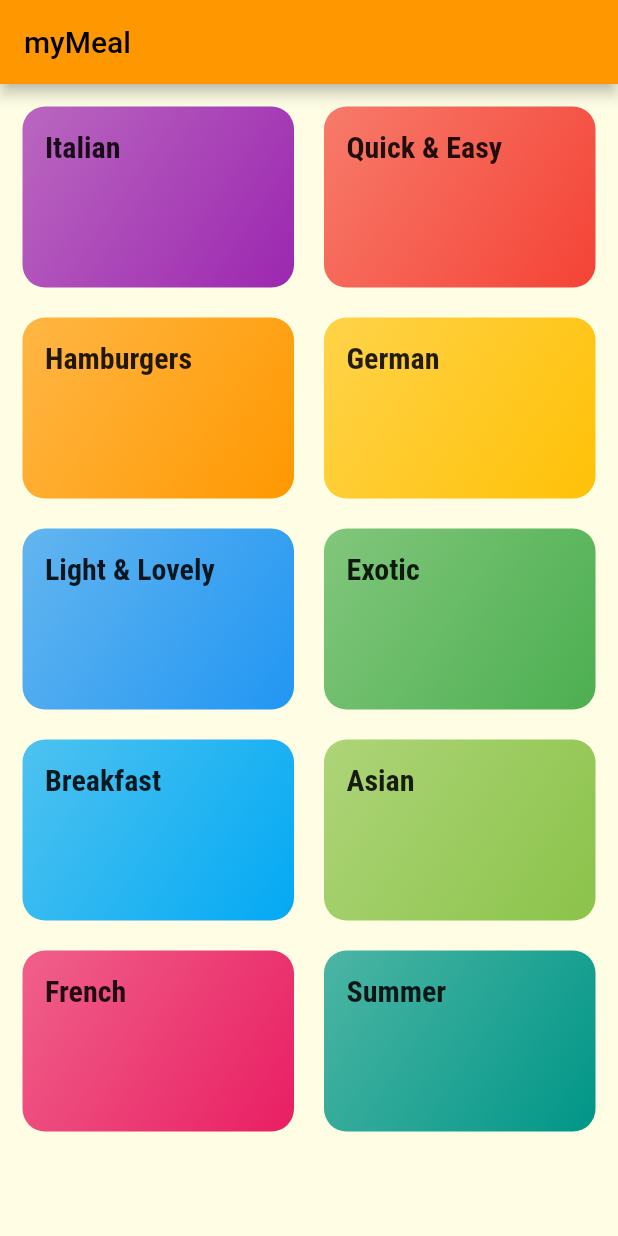
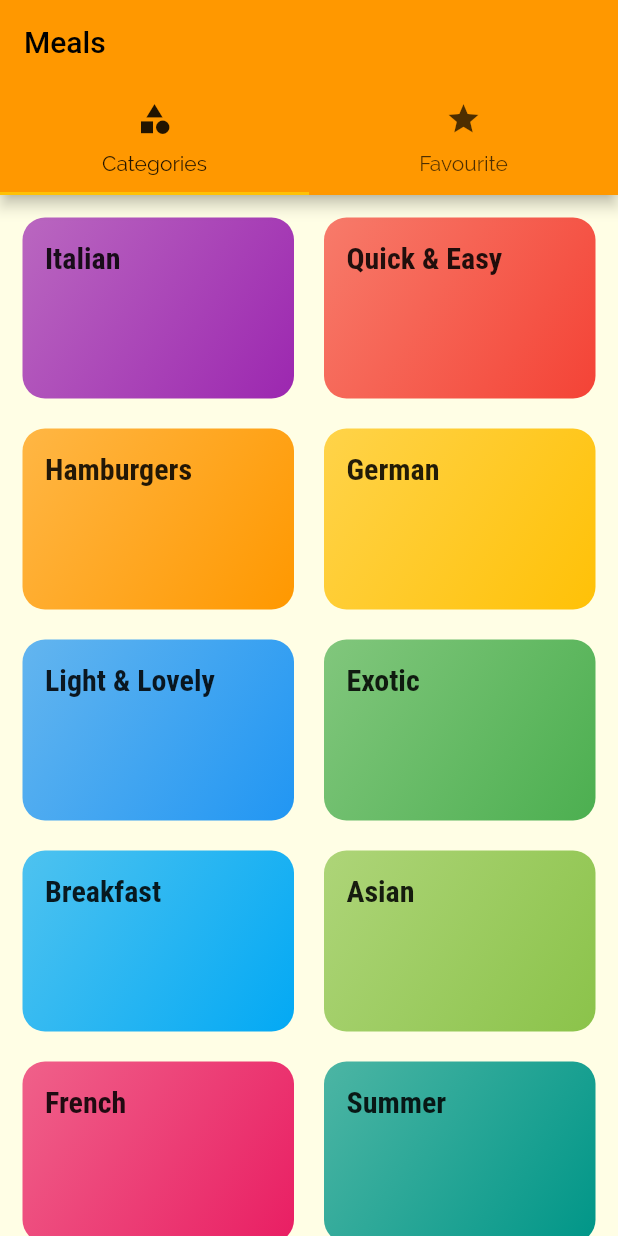
Before and after one commit to Charizard17/meal_app, a Flutter app: the screen it shows after launch, on a phone screen of 412 x 824 dp. Run offline on Flutter 3.47's test engine with Material 2 defaults, Android fonts, the phone set to English and light mode, and no system bars.

Commit message:
tabs_screen and favourites_screen files created. tab bar created. change default page to tabs_screen

```diff
--- a/lib/main.dart
+++ b/lib/main.dart
@@ -1,8 +1,9 @@
 import 'package:flutter/material.dart';
 
-import 'screens/meal_detail_screen.dart';
-import 'screens/category_meals_screen.dart';
-import 'screens/categories_screen.dart';
+import './screens/tabs_screen.dart';
+import './screens/meal_detail_screen.dart';
+import './screens/category_meals_screen.dart';
+import './screens/categories_screen.dart';
 
 void main() => runApp(MyApp());
 
@@ -33,7 +34,7 @@ class MyApp extends StatelessWidget {
       // home: CategoriesScreen(),
       initialRoute: '/', // default is '/'
       routes: {
-        '/': (ctx) => CategoriesScreen(),
+        '/': (ctx) => TabsScreen(),
         CategoryMealsScreen.routeName: (ctx) => CategoryMealsScreen(),
         MealDetailScreen.routeName: (ctx) => MealDetailScreen(),
       },
--- a/lib/screens/categories_screen.dart
+++ b/lib/screens/categories_screen.dart
@@ -6,11 +6,7 @@ import '../widget/category_item.dart';
 class CategoriesScreen extends StatelessWidget {
   @override
   Widget build(BuildContext context) {
-    return Scaffold(
-      appBar: AppBar(
-        title: const Text('myMeal'),
-      ),
-      body: GridView(
+    return GridView(
       padding: const EdgeInsets.all(15),
       children: DUMMY_CATEGORIES
           .map((catData) => CategoryItem(
@@ -25,7 +21,6 @@ class CategoriesScreen extends StatelessWidget {
         crossAxisSpacing: 20,
         mainAxisSpacing: 20,
       ),
-      ),
     );
   }
 }
--- /dev/null
+++ b/lib/screens/favourites_screen.dart
@@ -0,0 +1,10 @@
+import 'package:flutter/material.dart';
+
+class FavouritesScreen extends StatelessWidget {
+  @override
+  Widget build(BuildContext context) {
+    return Center(
+      child: Text('favourites'),
+    );
+  }
+}
--- /dev/null
+++ b/lib/screens/tabs_screen.dart
@@ -0,0 +1,43 @@
+import 'package:flutter/material.dart';
+
+import './categories_screen.dart';
+import './favourites_screen.dart';
+
+class TabsScreen extends StatefulWidget {
+  const TabsScreen({Key key}) : super(key: key);
+
+  @override
+  _TabsScreenState createState() => _TabsScreenState();
+}
+
+class _TabsScreenState extends State<TabsScreen> {
+  @override
+  Widget build(BuildContext context) {
+    return DefaultTabController(
+      length: 2,
+      child: Scaffold(
+        appBar: AppBar(
+          title: Text('Meals'),
+          bottom: TabBar(
+            tabs: <Widget>[
+              Tab(
+                icon: Icon(Icons.category),
+                text: 'Categories',
+              ),
+              Tab(
+                icon: Icon(Icons.star),
+                text: 'Favourite',
+              ),
+            ],
+          ),
+        ),
+        body: TabBarView(
+          children: <Widget>[
+            CategoriesScreen(),
+            FavouritesScreen(),
+          ],
+        ),
+      ),
+    );
+  }
+}
```
Lines whose indentation alone changed are shown as unchanged.
